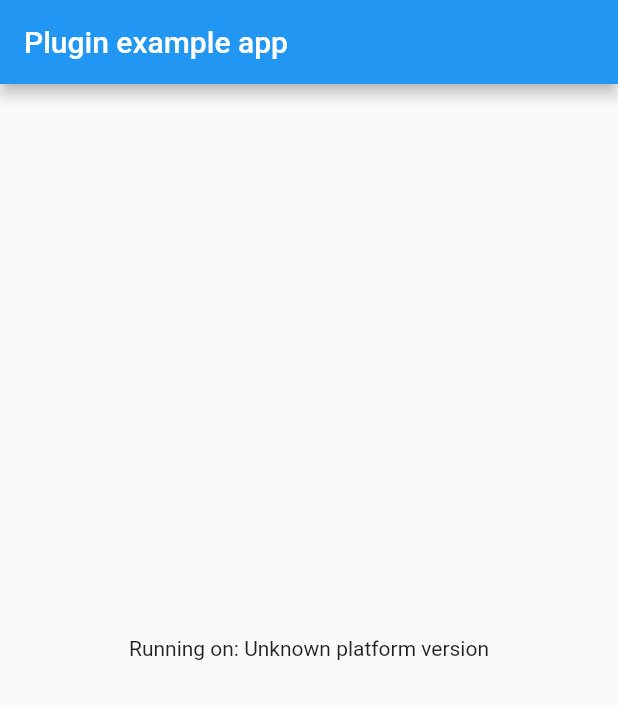
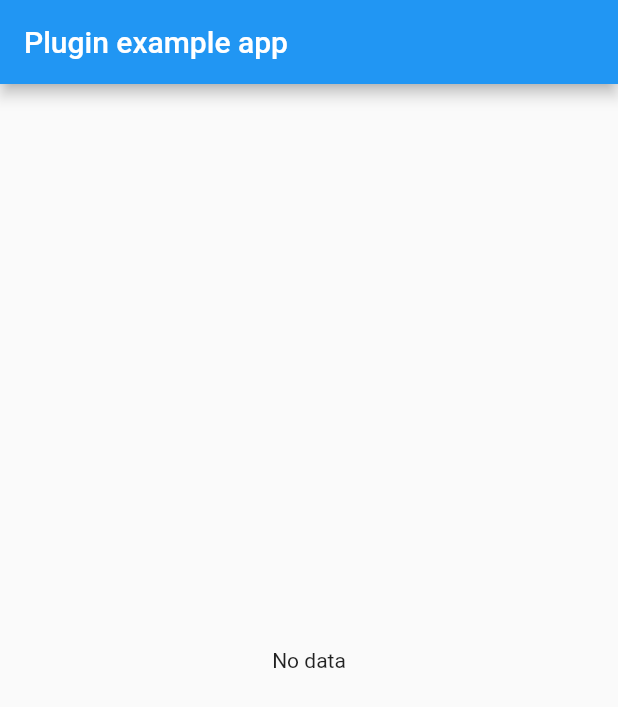
Before and after one commit to ably-labs/PushInterfacePOC, a Flutter app: the screen it shows after launch, on a phone screen of 412 x 824 dp. Shown: the top 707 px of the screen. Run offline on Flutter 3.47's test engine with Material 2 defaults, Android fonts, the light colour scheme and no system bars.

Commit message:
Added plugin received message to example app

```diff
--- a/default_android_provider/example/lib/main.dart
+++ b/default_android_provider/example/lib/main.dart
@@ -3,6 +3,7 @@ import 'dart:async';
 
 import 'package:flutter/services.dart';
 import 'package:default_android_provider/default_android_provider.dart';
+import 'package:push_provider/ably_compatible_message.dart';
 
 void main() {
   runApp(const MyApp());
@@ -35,7 +36,6 @@ class _MyAppState extends State<MyApp> {
     } on PlatformException {
       platformVersion = 'Failed to get platform version.';
     }
-
     // If the widget was removed from the tree while the asynchronous platform
     // message was in flight, we want to discard the reply rather than calling
     // setState to update our non-existent appearance.
@@ -54,7 +54,17 @@ class _MyAppState extends State<MyApp> {
           title: const Text('Plugin example app'),
         ),
         body: Center(
-          child: Text('Running on: $_platformVersion\n'),
+          child:  StreamBuilder(
+            stream: DefaultAndroidProvider.timerPushProvider.messageStream(),
+            builder: (context, snapshot) {
+              if (snapshot.hasData) {
+                AblyCompatibleMessage ablyMessage =  snapshot.data as AblyCompatibleMessage;
+                return Text(ablyMessage.message);
+              }
+              return Text('No data');
+            },
+          )
+
         ),
       ),
     );
--- a/default_android_provider/lib/default_android_provider.dart
+++ b/default_android_provider/lib/default_android_provider.dart
@@ -13,7 +13,7 @@ class DefaultAndroidProvider extends PushProvider{
   static const EventChannel _pushChannel =
       EventChannel('default_android_provider_event');
 
-  static final TimerPushProvider _timerPushProvider = TimerPushProvider(_pushChannel);
+  static final TimerPushProvider timerPushProvider = TimerPushProvider(_pushChannel);
 
   static Future<String?> get platformVersion async {
     final String? version = await _channel.invokeMethod('getPlatformVersion');
@@ -22,7 +22,7 @@ class DefaultAndroidProvider extends PushProvider{
 
   @override
   Stream<AblyCompatibleMessage> messageStream() {
-    return _timerPushProvider.messageStream();
+    return timerPushProvider.messageStream();
   }
 
 }
--- a/default_android_provider/lib/src/timer_push_provider.dart
+++ b/default_android_provider/lib/src/timer_push_provider.dart
@@ -1,5 +1,4 @@
 import 'package:flutter/src/services/platform_channel.dart';
-import 'package:push_provider/ably_compatible_message.dart';
 import 'package:push_provider/push_provider.dart';
 
 class TimerPushProvider extends PushProvider{
--- a/push_provider/lib/push_provider.dart
+++ b/push_provider/lib/push_provider.dart
@@ -1,6 +1,6 @@
 library push_provider;
 import 'ably_compatible_message.dart';
-
+ export 'ably_compatible_message.dart';
 /// A Calculator.
 abstract class PushProvider {
   /// receive message
```
Also changed, not shown: push_provider/lib/simple_push_provider.dart (deleted, +0 -11 lines).
